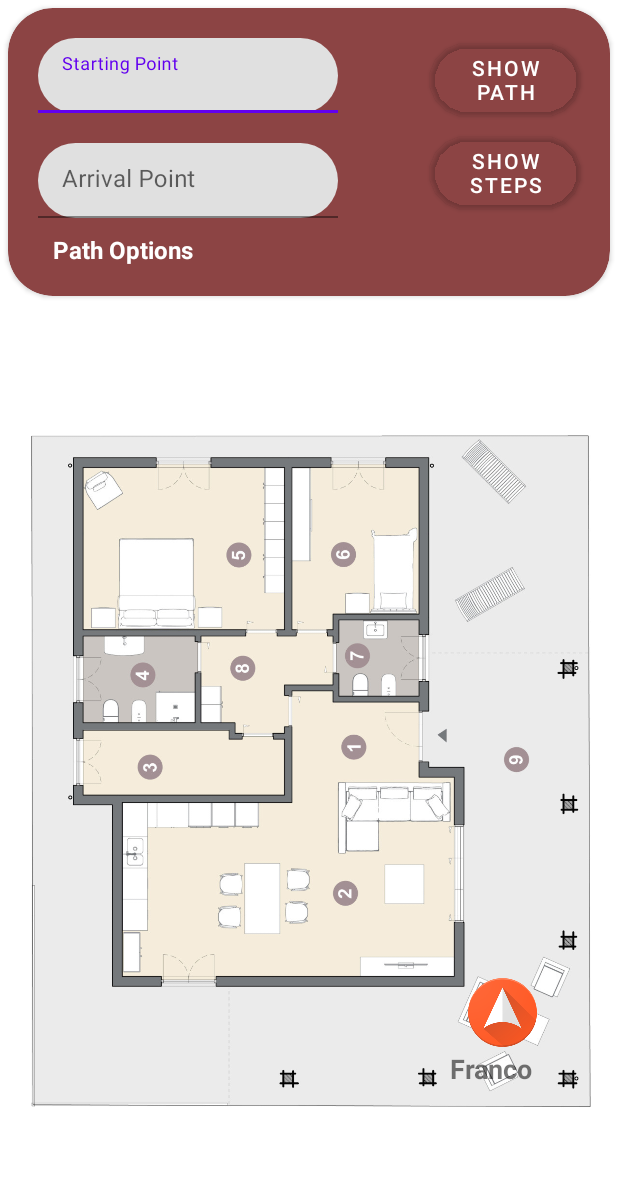
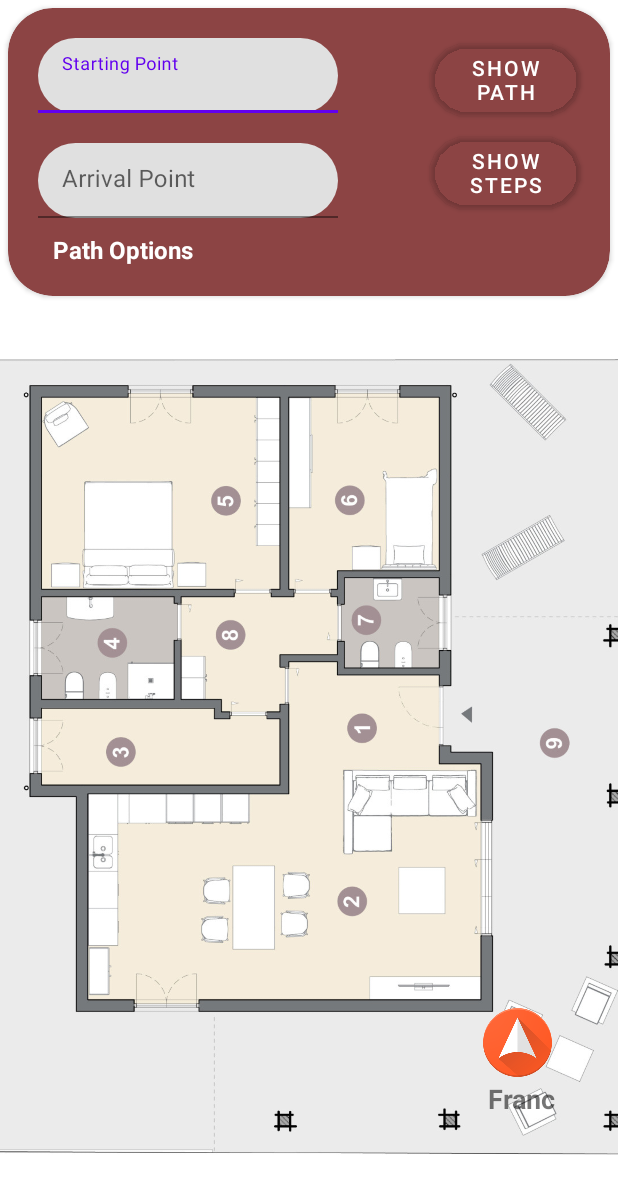
Before and after one commit to ghero2000/IndoorNavigationPerOlto, an Android app: the screen it shows after launch (MainActivity), on a phone screen of 412 x 824 dp. Shown: the top 1194 px of the screen. Run offline under Robolectric (Android 15) with nearby library versions, the phone set to English and light mode, and no system bars; libraries missing offline, so code that uses them is left out: com.github.chrisbanes.photoview; plain views replace PhotoView; 6 statements that could not run were skipped.

Commit message:
Adding functions

```diff
--- a/app/src/main/res/layout/activity_main.xml
+++ b/app/src/main/res/layout/activity_main.xml
@@ -139,12 +139,19 @@
     </androidx.cardview.widget.CardView>
 
     <com.github.chrisbanes.photoview.PhotoView
-        android:layout_marginTop="200dp"
+        android:layout_gravity="center"
+        android:layout_marginTop="90dp"
         android:id="@+id/map_image"
-        android:layout_width="match_parent"
-        android:layout_height="match_parent"
+        android:layout_width="580dp"
+        android:layout_height="580dp"
         android:layout_weight="1"
         android:src="@drawable/planimetria" />
+
+        <androidx.constraintlayout.widget.ConstraintLayout
+            android:layout_marginLeft="300dp"
+            android:layout_marginTop="650dp"
+            android:layout_width="100dp"
+            android:layout_height="100dp">
 
             <ImageView
                 android:id="@+id/compass_image_view"
@@ -152,19 +159,27 @@
                 android:layout_height="50dp"
                 android:layout_centerHorizontal="true"
                 android:layout_centerVertical="true"
-            android:layout_marginLeft="310dp"
-            android:layout_marginTop="650dp"
-            android:src="@drawable/img_2" />
+                android:layout_marginStart="20dp"
+                android:layout_marginTop="20dp"
+                android:src="@drawable/img_2"
+                app:layout_constraintEnd_toStartOf="@+id/degree_text_view"
+                app:layout_constraintHorizontal_bias="0.0"
+                app:layout_constraintStart_toStartOf="parent"
+                app:layout_constraintTop_toTopOf="parent" />
 
             <TextView
                 android:id="@+id/degree_text_view"
-            android:layout_width="wrap_content"
+                android:layout_width="50dp"
                 android:layout_height="wrap_content"
+                android:layout_marginTop="70dp"
+                android:layout_marginEnd="20dp"
                 android:text="Franco"
-            android:layout_marginLeft="300dp"
-            android:layout_marginTop="700dp"
+                android:textSize="18sp"
                 android:textStyle="bold"
-            android:textSize="18sp" />
+                app:layout_constraintEnd_toEndOf="parent"
+                app:layout_constraintStart_toStartOf="@+id/compass_image_view"
+                app:layout_constraintTop_toTopOf="parent" />
+        </androidx.constraintlayout.widget.ConstraintLayout>
 
     </FrameLayout>
 
```
Lines whose indentation alone changed are shown as unchanged.
